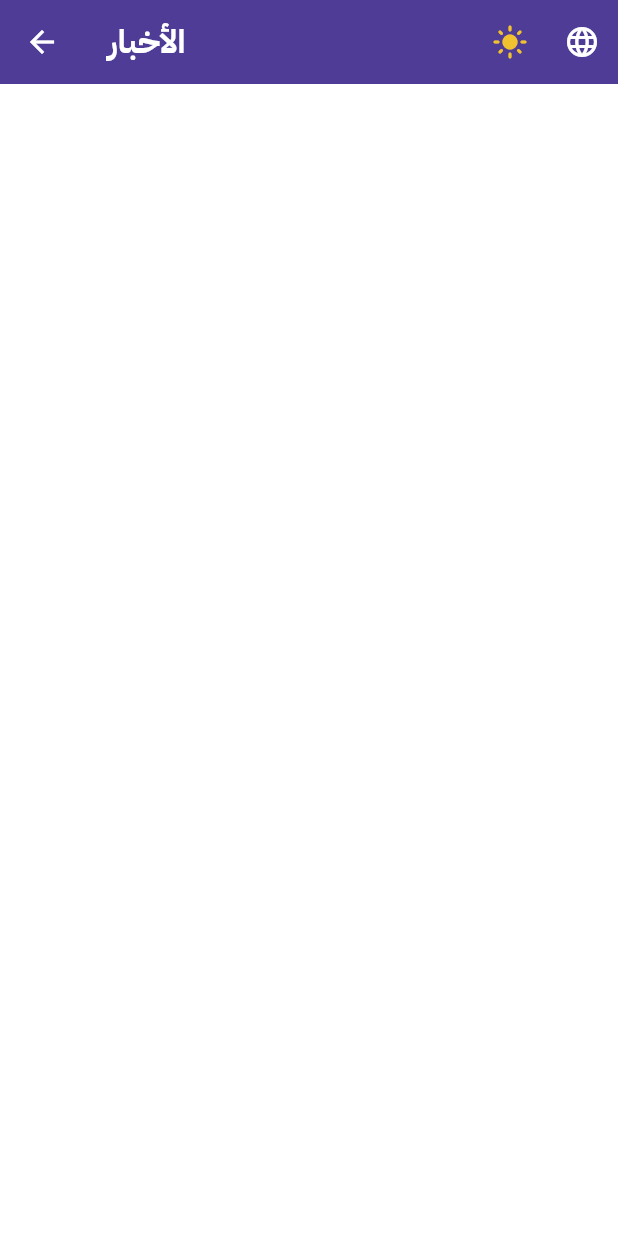
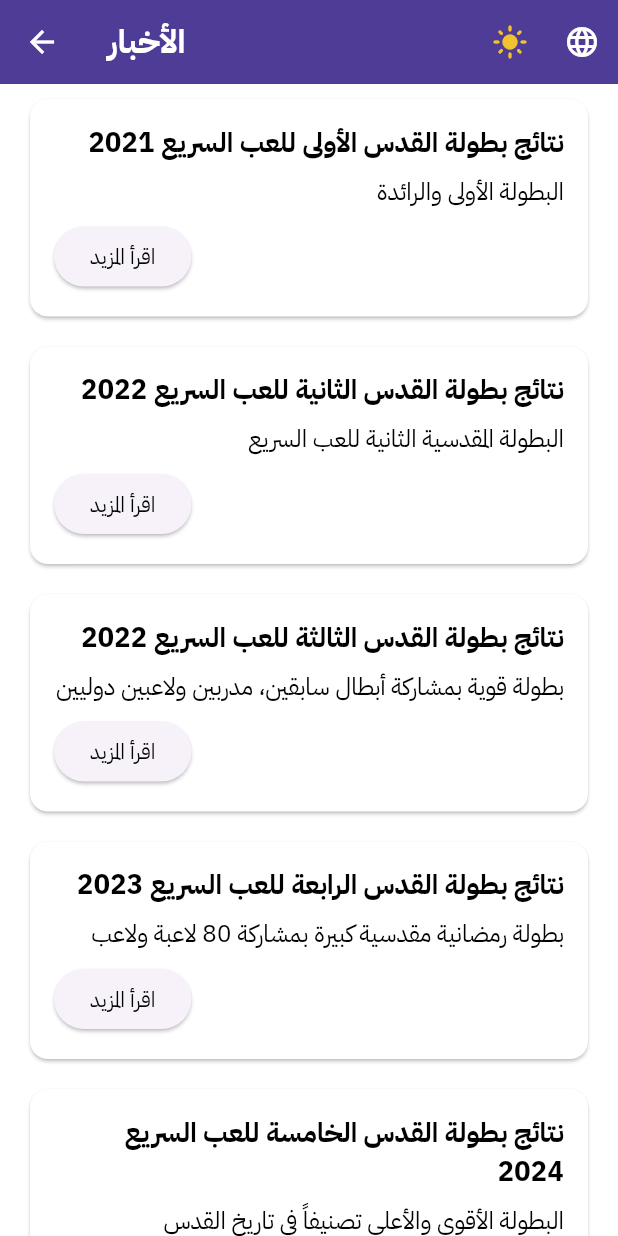
Before and after one commit to rug7/jerusalem_chess, a Flutter app: the NewsScreen screen opened by its route, on a phone screen of 412 x 824 dp. Run offline on Flutter 3.47's test engine with Material 3 defaults, Android fonts, the phone set to English and light mode, and no system bars; our stand-ins replace cloud_firestore, equatable, firebase_auth, firebase_core, firebase_storage, flutter_svg and 4 more; missing offline and left inert: bishop, square_bishop, squares, stockfish; accounts and stored records are empty; project files that could hold a hidden picture were left out.

Commit message:
news screen V

```diff
--- a/assets/language_translate/translations_Arabic.json
+++ b/assets/language_translate/translations_Arabic.json
@@ -57,7 +57,6 @@
   "gameInProg": "اللعبة لا تزال جارية",
   "go": "انتهت اللعبة",
 
-  "settings": "الإعدادات",
   "DarkMode": "الوضع الداكن",
   "Remember Login Details": "تذكر تفاصيل تسجيل الدخول",
   "Change Profile Picture": "تغيير صورة الملف الشخصي",
@@ -103,7 +102,24 @@
   "contactUsInstagram": "تواصل معنا عبر إنستغرام",
   "contactUsYouTube": "تواصل معنا عبر يوتيوب",
   "contactUsLinkedIn": "تواصل معنا عبر لينكدإن",
-  "contactUsWhatsApp": "تواصل معنا عبر واتساب"
+  "contactUsWhatsApp": "تواصل معنا عبر واتساب",
+  "readMore": "اقرأ المزيد",
+  "title1": "نتائج بطولة القدس الأولى للعب السريع 2021",
+  "des1": "البطولة الأولى والرائدة",
+  "title2": "نتائج بطولة القدس الثانية للعب السريع 2022",
+  "des2": "البطولة المقدسية الثانية للعب السريع",
+  "title3": "نتائج بطولة القدس الثالثة للعب السريع 2022",
+  "des3": "بطولة قوية بمشاركة أبطال سابقين، مدربين ولاعبين دوليين",
+  "title4": "نتائج بطولة القدس الرابعة للعب السريع 2023",
+  "des4": "بطولة رمضانية مقدسية كبيرة بمشاركة 80 لاعبة ولاعب",
+  "title5": "نتائج بطولة القدس الخامسة للعب السريع 2024",
+  "des5": "البطولة الأقوى والأعلى تصنيفاً في تاريخ القدس",
+  "title6": "نتائج بطولة الشطرنج الكلاسيكي المقدسية الدولية الأولى 2022",
+  "des6": "بطولة شطرنج كلاسيكي امدت على مدار 5 أسابيع، برعاية الخطيب لتدقيق الحسابات والاتحاد الفلسطيني المركزي للشطرنج",
+  "title7": "نتائج بطولة إيلياء النسوية الأولى للشطرنج 2022",
+  "des7": "بطولة مخصصة للاعبات الشطرنج المقدسيات الأولى من نوعها في القدس والمنطقة وكانت بنظام التوقيت السريع",
+  "title8": "نتائج بطولة المدارس المقدسية 2023",
+  "des8": "بطولة المدارس الأكبر من نوعها في البلاد بمشاركة أكثر من 200 طالبة وطالب من مختلف مناطق القدس، تميزت بالمهنية العالية وتنظيم ذو مستوى دولي"
 
 
 
--- a/assets/language_translate/translations_English.json
+++ b/assets/language_translate/translations_English.json
@@ -57,7 +57,6 @@
 
   "gameInProg": "Game is still in progress",
   "go": "Game Over",
-  "settings": "Settings",
   "DarkMode": "Dark Mode",
   "Remember Login Details": "Remember Login Details",
   "Change Profile Picture": "Change Profile Picture",
@@ -103,7 +102,24 @@
   "contactUsInstagram": "Contact us through Instagram",
   "contactUsYouTube": "Contact us through YouTube",
   "contactUsLinkedIn": "Contact us through LinkedIn",
-  "contactUsWhatsApp": "Contact us through WhatsApp"
+  "contactUsWhatsApp": "Contact us through WhatsApp",
+  "readMore": "Read More",
+  "title1": "Results of the First Jerusalem Rapid Chess Championship 2021",
+  "des1": "The first and pioneering championship",
+  "title2": "Results of the Second Jerusalem Rapid Chess Championship 2022",
+  "des2": "The second Jerusalem rapid chess championship",
+  "title3": "Results of the Third Jerusalem Rapid Chess Championship 2022",
+  "des3": "A strong championship with the participation of former champions, coaches, and international players",
+  "title4": "Results of the Fourth Jerusalem Rapid Chess Championship 2023",
+  "des4": "A major Ramadan championship in Jerusalem with 80 participants",
+  "title5": "Results of the Fifth Jerusalem Rapid Chess Championship 2024",
+  "des5": "The strongest and highest-rated championship in the history of Jerusalem",
+  "title6": "Results of the First Jerusalem International Classical Chess Championship 2022",
+  "des6": "A classical chess championship that lasted for 5 weeks, sponsored by Al-Khatib for auditing and the Central Palestinian Chess Federation",
+  "title7": "Results of the First Eliyah Women's Chess Championship 2022",
+  "des7": "A championship dedicated to Jerusalemite chess players, the first of its kind in Jerusalem and the region, held with a rapid time control system",
+  "title8": "Results of the Jerusalem Schools Championship 2023",
+  "des8": "The largest school championship of its kind in the country with more than 200 students from different areas of Jerusalem, characterized by high professionalism and international-level organization"
 
 
 }
--- a/lib/main_screens/home_screen.dart
+++ b/lib/main_screens/home_screen.dart
@@ -41,9 +41,11 @@ class _HomeScreenState extends State<HomeScreen> {
   Future<void> _loadTranslations() async {
     final language = _themeLanguageProvider.currentLanguage;
     final jsonContent = await loadTranslations(language);
-    setState(() {
-      _translations = jsonContent;
-    });
+    if(mounted){
+      setState(() {
+        _translations = jsonContent;
+      });
+    }
   }
 
   @override
--- a/lib/main_screens/news_screen.dart
+++ b/lib/main_screens/news_screen.dart
@@ -1,9 +1,8 @@
 import 'package:flutter/material.dart';
 import 'package:provider/provider.dart';
-import '../authentication/login_screen.dart';
+import 'package:url_launcher/url_launcher.dart';
 import '../helper/helper_methods.dart';
 import '../providers/theme_language_provider.dart';
-
 
 class NewsScreen extends StatefulWidget {
   const NewsScreen({super.key});
@@ -16,7 +15,48 @@ class _NewsScreenState extends State<NewsScreen> {
   late ThemeLanguageProvider _themeLanguageProvider;
   Map<String, dynamic> translations = {};
 
-
+  final List<Map<String, String>> news = [
+    {
+      'title': 'title1',
+      'description': 'des1',
+      'link': 'https://www.facebook.com/share/p/Bw2AwLz2DJUxkpVE/?mibextid=oFDknk',
+    },
+    {
+      'title': 'title2',
+      'description': 'des2',
+      'link': 'https://www.facebook.com/share/p/ZoVbaiypkmMT5tav/?mibextid=oFDknk',
+    },
+    {
+      'title': 'title3',
+      'description': 'des3',
+      'link': 'https://www.facebook.com/share/p/GaCQ6tXmjVEoLUCB/?mibextid=oFDknk',
+    },
+    {
+      'title': 'title4',
+      'description': 'des4',
+      'link': 'https://www.facebook.com/share/p/YomyMBsqCUxwYWgR/?mibextid=oFDknk',
+    },
+    {
+      'title': 'title5',
+      'description': 'des5',
+      'link': 'https://www.facebook.com/share/p/P2E3edjBqGGdHFUR/?mibextid=oFDknk',
+    },
+    {
+      'title': 'title6',
+      'description': 'des6',
+      'link': 'https://www.facebook.com/share/p/QuSp3cuQjvPXDY5b/?mibextid=oFDknk',
+    },
+    {
+      'title': 'title7',
+      'description': 'des7',
+      'link': 'https://www.facebook.com/share/p/Q5qQAZSKTbEJTHQd/?mibextid=oFDknk',
+    },
+    {
+      'title': 'title8',
+      'description': 'des8',
+      'link': 'https://www.facebook.com/share/p/hVBtUZTHjHtJRn1z/?mibextid=oFDknk',
+    },
+  ];
 
   @override
   void didChangeDependencies() {
@@ -41,17 +81,27 @@ class _NewsScreenState extends State<NewsScreen> {
     });
   }
 
+  Future<void> _launchURL(String url) async {
+    final Uri uri = Uri.parse(url);
+    if (!await launchUrl(uri)) {
+      throw 'Could not launch $url';
+    }
+  }
+
   @override
   Widget build(BuildContext context) {
     final textColor = _themeLanguageProvider.isLightMode ? Colors.black : Colors.white;
     final backgroundColor = _themeLanguageProvider.isLightMode ? Colors.white : const Color(0xFF121212);
+    final textAlignCheck = _themeLanguageProvider.currentLanguage == 'Arabic' ? TextAlign.right : TextAlign.left;
 
     return Scaffold(
       backgroundColor: backgroundColor,
       appBar: AppBar(
         backgroundColor: const Color(0xff4e3c96),
-        title: Text(getTranslation('news', translations),
-            style: const TextStyle(color: Colors.white, fontFamily: 'IBM Plex Sans Arabic', fontWeight: FontWeight.w700)),
+        title: Text(
+          getTranslation('news', translations),
+          style: const TextStyle(color: Colors.white, fontFamily: 'IBM Plex Sans Arabic', fontWeight: FontWeight.w700),
+        ),
         actions: [
           // Dark mode toggle button
           IconButton(
@@ -66,8 +116,7 @@ class _NewsScreenState extends State<NewsScreen> {
               _themeLanguageProvider.changeLanguage(selectedLanguage);
               reloadTranslations(selectedLanguage);
             },
-            itemBuilder: (BuildContext context) =>
-            [
+            itemBuilder: (BuildContext context) => [
               const PopupMenuItem<String>(
                 value: 'Arabic',
                 child: Text('العربية'),
@@ -80,13 +129,64 @@ class _NewsScreenState extends State<NewsScreen> {
           ),
         ],
         leading: IconButton(
-          icon: Icon(Icons.arrow_back, color: Colors.white),
+          icon: const Icon(Icons.arrow_back, color: Colors.white),
           onPressed: () {
             Navigator.pop(context);
           },
         ),
       ),
-      body: ListView(),
+      body: ListView.builder(
+        itemCount: news.length,
+        itemBuilder: (context, index) {
+          return Card(
+            color: _themeLanguageProvider.isLightMode ? Colors.white : Colors.grey[800],
+            margin: const EdgeInsets.symmetric(vertical: 10, horizontal: 20),
+            child: Padding(
+              padding: const EdgeInsets.all(16.0),
+              child: Column(
+                crossAxisAlignment: _themeLanguageProvider.currentLanguage == 'Arabic' ? CrossAxisAlignment.end : CrossAxisAlignment.start,
+                children: [
+                  Text(
+                    getTranslation(news[index]['title']!, translations),
+                    style: TextStyle(
+                      fontSize: 18,
+                      fontFamily: 'IBM Plex Sans Arabic',
+                      fontWeight: FontWeight.w700,
+                      color: textColor,
+                    ),
+                    textAlign: textAlignCheck,
+                  ),
+                  const SizedBox(height: 8),
+                  Text(
+                    getTranslation(news[index]['description']!, translations),
+                    style: TextStyle(
+                      fontFamily: 'IBM Plex Sans Arabic',
+                      fontWeight: FontWeight.w400,
+                      fontSize: 16,
+                      color: textColor,
+                    ),
+                    textAlign: textAlignCheck,
+                  ),
+                  const SizedBox(height: 8),
+                  Align(
+                    alignment: _themeLanguageProvider.currentLanguage == 'Arabic' ? Alignment.centerLeft : Alignment.centerRight,
+                    child: ElevatedButton(
+                      onPressed: () => _launchURL(news[index]['link']!),
+                      style: ElevatedButton.styleFrom(
+                        iconColor: const Color(0xff4e3c96),
+                      ),
+                      child: Text(
+                        getTranslation('readMore', translations),
+                        style: TextStyle(color: textColor, fontFamily: 'IBM Plex Sans Arabic', fontWeight: FontWeight.w400),
+                      ),
+                    ),
+                  ),
+                ],
+              ),
+            ),
+          );
+        },
+      ),
     );
   }
 }
```
